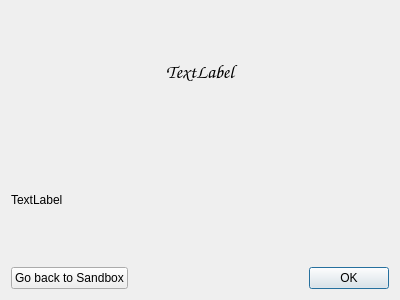
Old version of the form RocketWorks/winlosedialog.ui in the repository rangusun/a8-edu-app-s23-team-rocket.
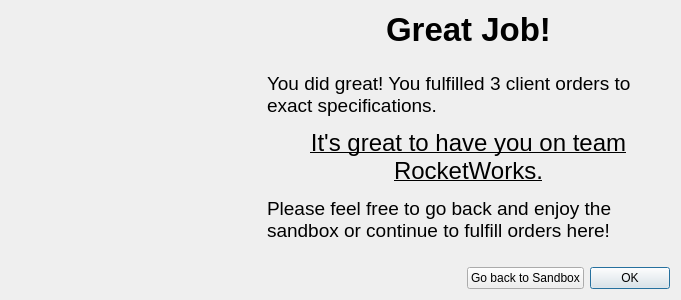
New version of the form. Icons and pictures are not drawn.

What changed in the file:
```diff
--- a/RocketWorks/winlosedialog.ui
+++ b/RocketWorks/winlosedialog.ui
@@ -6,25 +6,64 @@
    <rect>
     <x>0</x>
     <y>0</y>
-    <width>400</width>
+    <width>666</width>
     <height>300</height>
    </rect>
   </property>
   <property name="windowTitle">
    <string>Dialog</string>
   </property>
+  <layout class="QHBoxLayout" name="horizontalLayout_2">
+   <item>
+    <widget class="QLabel" name="label">
+     <property name="sizePolicy">
+      <sizepolicy hsizetype="Minimum" vsizetype="Preferred">
+       <horstretch>0</horstretch>
+       <verstretch>0</verstretch>
+      </sizepolicy>
+     </property>
+     <property name="minimumSize">
+      <size>
+       <width>250</width>
+       <height>80</height>
+      </size>
+     </property>
+     <property name="maximumSize">
+      <size>
+       <width>90</width>
+       <height>16777215</height>
+      </size>
+     </property>
+     <property name="text">
+      <string/>
+     </property>
+     <property name="pixmap">
+      <pixmap resource="Resources.qrc">:/TestModeResources/Resources/winIcon.png</pixmap>
+     </property>
+     <property name="scaledContents">
+      <bool>true</bool>
+     </property>
+    </widget>
+   </item>
+   <item>
   <layout class="QVBoxLayout" name="verticalLayout">
    <item>
     <widget class="QLabel" name="titleLabel">
+       <property name="sizePolicy">
+        <sizepolicy hsizetype="Preferred" vsizetype="Maximum">
+         <horstretch>0</horstretch>
+         <verstretch>0</verstretch>
+        </sizepolicy>
+       </property>
      <property name="font">
       <font>
-       <family>Comic Sans MS</family>
-       <pointsize>14</pointsize>
+         <family>.AppleSystemUIFont</family>
+         <pointsize>25</pointsize>
        <bold>true</bold>
       </font>
      </property>
      <property name="text">
-      <string>TextLabel</string>
+        <string>Great Job!</string>
      </property>
      <property name="alignment">
       <set>Qt::AlignCenter</set>
@@ -33,8 +72,23 @@
    </item>
    <item>
     <widget class="QLabel" name="bodyLabel">
+       <property name="sizePolicy">
+        <sizepolicy hsizetype="Preferred" vsizetype="Minimum">
+         <horstretch>0</horstretch>
+         <verstretch>0</verstretch>
+        </sizepolicy>
+       </property>
+       <property name="minimumSize">
+        <size>
+         <width>0</width>
+         <height>180</height>
+        </size>
+       </property>
      <property name="text">
-      <string>TextLabel</string>
+        <string>&lt;html&gt;&lt;head/&gt;&lt;body&gt;&lt;p&gt;&lt;span style=&quot; font-size:14pt;&quot;&gt;You did great! You fulfilled 3 client orders to exact specifications.&lt;/span&gt;&lt;/p&gt;&lt;p align=&quot;center&quot;&gt;&lt;span style=&quot; font-size:18pt; text-decoration: underline;&quot;&gt;It's great to have you on team RocketWorks.&lt;/span&gt;&lt;/p&gt;&lt;p&gt;&lt;span style=&quot; font-size:14pt;&quot;&gt;Please feel free to go back and enjoy the sandbox or continue to fulfill orders here!&lt;/span&gt;&lt;/p&gt;&lt;/body&gt;&lt;/html&gt;</string>
+       </property>
+       <property name="textFormat">
+        <enum>Qt::RichText</enum>
      </property>
      <property name="wordWrap">
       <bool>true</bool>
@@ -43,8 +97,33 @@
    </item>
    <item>
     <layout class="QHBoxLayout" name="horizontalLayout">
+       <property name="sizeConstraint">
+        <enum>QLayout::SetDefaultConstraint</enum>
+       </property>
+       <item>
+        <spacer name="horizontalSpacer">
+         <property name="orientation">
+          <enum>Qt::Horizontal</enum>
+         </property>
+         <property name="sizeType">
+          <enum>QSizePolicy::MinimumExpanding</enum>
+         </property>
+         <property name="sizeHint" stdset="0">
+          <size>
+           <width>200</width>
+           <height>20</height>
+          </size>
+         </property>
+        </spacer>
+       </item>
      <item>
       <widget class="QPushButton" name="sandBoxButton">
+         <property name="sizePolicy">
+          <sizepolicy hsizetype="Minimum" vsizetype="Maximum">
+           <horstretch>0</horstretch>
+           <verstretch>0</verstretch>
+          </sizepolicy>
+         </property>
        <property name="text">
         <string>Go back to Sandbox</string>
        </property>
@@ -52,6 +131,12 @@
      </item>
      <item>
       <widget class="QDialogButtonBox" name="buttonBox">
+         <property name="sizePolicy">
+          <sizepolicy hsizetype="Expanding" vsizetype="Maximum">
+           <horstretch>0</horstretch>
+           <verstretch>0</verstretch>
+          </sizepolicy>
+         </property>
        <property name="orientation">
         <enum>Qt::Horizontal</enum>
        </property>
@@ -63,6 +148,8 @@
     </layout>
    </item>
   </layout>
+   </item>
+  </layout>
  </widget>
  <resources/>
  <connections>
```
Left out of the diff: 4 changed lines with no effect on the pictures. Lines whose indentation alone changed are shown as unchanged.
